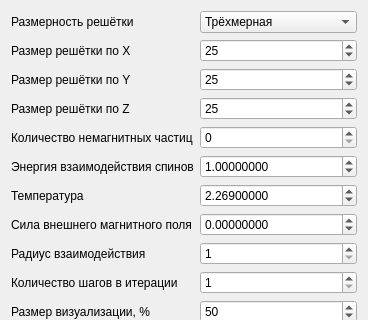
This is widget.ui in winogradoff/ising as Qt 5 draws it before an edit; both pictures show x 0 to 368 and y 0 to 320 of the 368 by 578 pixel window. The edited form follows.
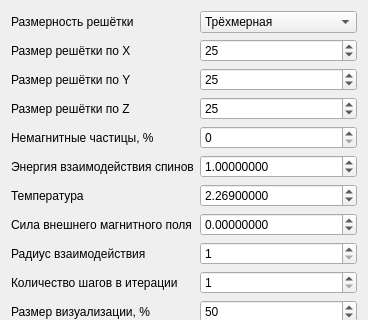
This is the edited form.

Commit message: Добавлены немагнитные частицы

Patch:
```diff
--- a/widget.ui
+++ b/widget.ui
@@ -154,7 +154,7 @@
          <item row="4" column="0">
           <widget class="QLabel" name="label_7">
            <property name="text">
-            <string>Количество немагнитных частиц</string>
+            <string>Немагнитные частицы, %</string>
            </property>
           </widget>
          </item>
```
Left out of the diff: 2 changed lines with no effect on the pictures. The commit also changes 3 other files.
